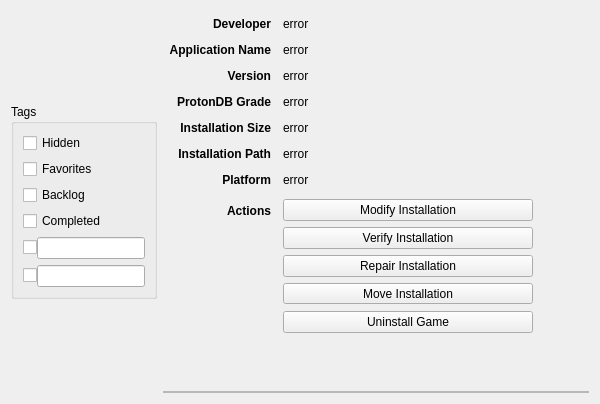
The window that rare/ui/components/tabs/games/game_info/game_info.ui (loathingKernel/Rare) describes before a commit, drawn with Qt 5.
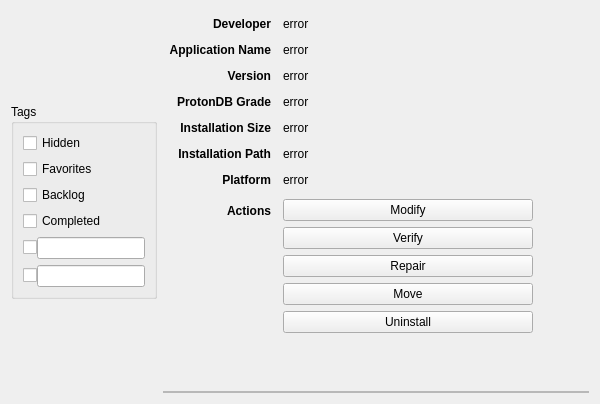
The same window after the commit.

Patch:
```diff
--- a/rare/ui/components/tabs/games/game_info/game_info.ui
+++ b/rare/ui/components/tabs/games/game_info/game_info.ui
@@ -398,7 +398,7 @@
            <item>
             <widget class="QPushButton" name="modify_button">
              <property name="text">
-              <string>Modify Installation</string>
+              <string>Modify</string>
              </property>
             </widget>
            </item>
@@ -427,7 +427,7 @@
                <item>
                 <widget class="QPushButton" name="verify_button">
                  <property name="text">
-                  <string>Verify Installation</string>
+                  <string>Verify</string>
                  </property>
                 </widget>
                </item>
@@ -464,7 +464,7 @@
            <item>
             <widget class="QPushButton" name="repair_button">
              <property name="text">
-              <string>Repair Installation</string>
+              <string>Repair</string>
              </property>
             </widget>
            </item>
@@ -491,7 +491,7 @@
                 <number>0</number>
                </property>
                <item>
-                <widget class="QToolButton" name="move_button">
+                <widget class="QPushButton" name="move_button">
                  <property name="sizePolicy">
                   <sizepolicy hsizetype="Minimum" vsizetype="Fixed">
                    <horstretch>0</horstretch>
@@ -499,16 +499,7 @@
                   </sizepolicy>
                  </property>
                  <property name="text">
-                  <string>Move Installation</string>
-                 </property>
-                 <property name="popupMode">
-                  <enum>QToolButton::InstantPopup</enum>
-                 </property>
-                 <property name="toolButtonStyle">
-                  <enum>Qt::ToolButtonTextOnly</enum>
-                 </property>
-                 <property name="arrowType">
-                  <enum>Qt::DownArrow</enum>
+                  <string>Move</string>
                  </property>
                 </widget>
                </item>
@@ -545,7 +536,7 @@
            <item>
             <widget class="QPushButton" name="uninstall_button">
              <property name="text">
-              <string>Uninstall Game</string>
+              <string>Uninstall</string>
              </property>
             </widget>
            </item>
```
Left out of the diff: 4 changed lines with no effect on the pictures.
